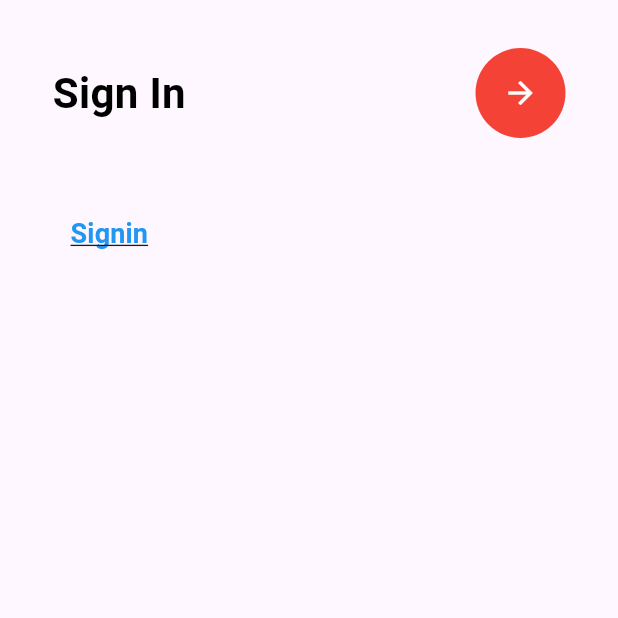
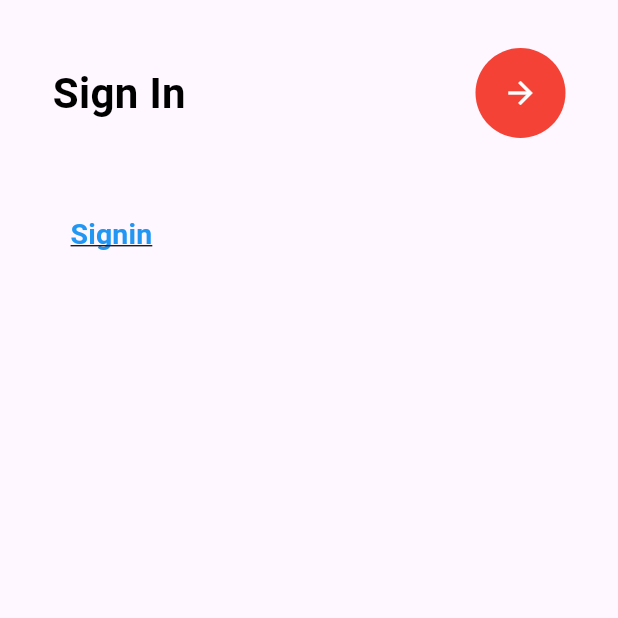
Before and after one commit to Pawan-bari/Basic, a Flutter app: the Loggin screen opened by its route, on a phone screen of 412 x 824 dp, the part 618-1236 px from its top. Run offline on Flutter 3.47's test engine with Material 3 defaults, Android fonts, the phone set to English and light mode, and no system bars.

```diff
--- a/lib/Screen/loggin.dart
+++ b/lib/Screen/loggin.dart
@@ -136,7 +136,7 @@ class _LogginState extends State<Loggin> {
 
                 }, child: Text('Signin',style: TextStyle(
                     color: Colors.blue,
-                  fontSize: 18,
+                  fontSize: 19,
                   fontWeight: FontWeight.bold,
                   decoration: TextDecoration.underline
                 ),),
```
